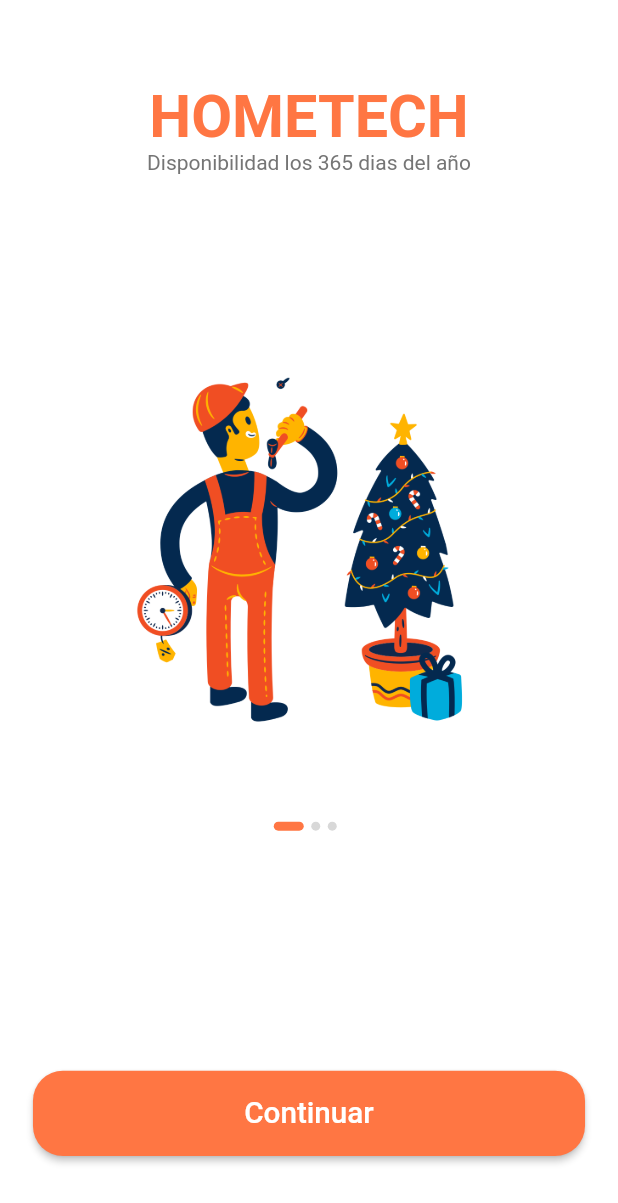
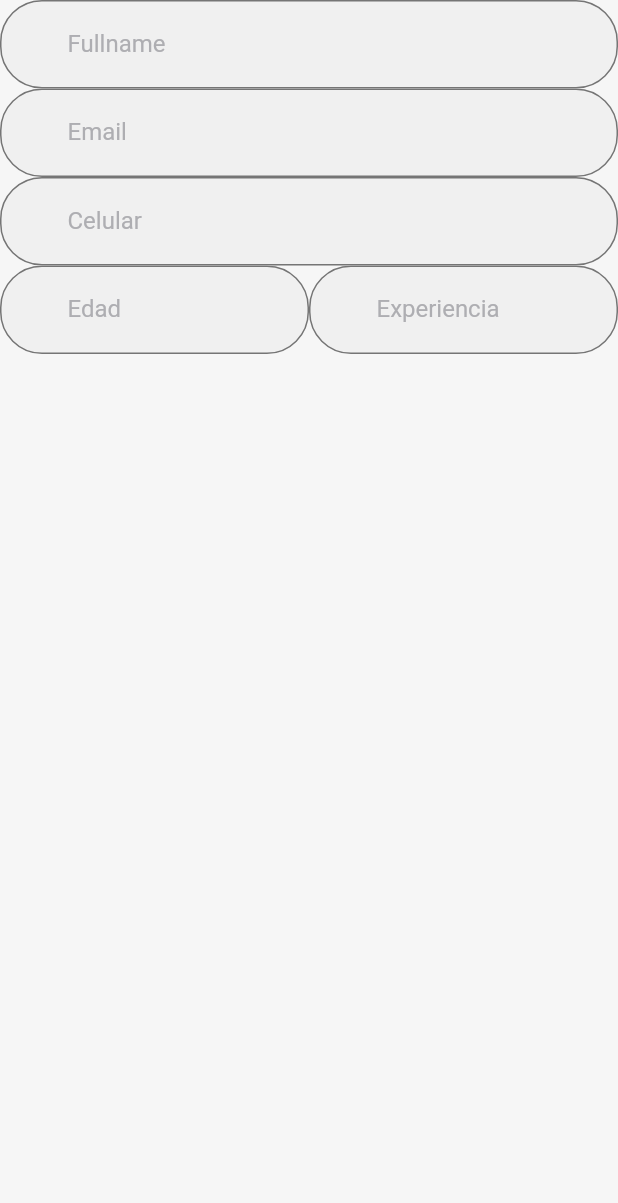
Before and after one commit to Juanesdn/HomeTechFlutterApp, a Flutter app: the screen it shows after launch, on a phone screen of 412 x 824 dp. Shown: the top 1203 px of the screen. Run offline on Flutter 3.47's test engine with Material 2 defaults, Android fonts, the phone set to English and light mode, and no system bars; our stand-ins replace table_calendar.

Commit message:
edit technician on progress

```diff
--- a/lib/routes.dart
+++ b/lib/routes.dart
@@ -3,7 +3,12 @@ import "package:flutter/widgets.dart";
 import 'screens/welcome/welcome_screen.dart';
 import 'screens/login/login_screen.dart';
 
+import 'screens/admin/welcome_admin/welcome_admin_screen.dart';
+
+import 'screens/admin/edit_technician/edit_technician_screen.dart';
+
 final Map<String, WidgetBuilder> routes = {
-  WelcomeScreen.routeName: (context) => const WelcomeScreen(),
+  // WelcomeScreen.routeName: (context) => const WelcomeScreen(),
+  WelcomeScreen.routeName: (context) => const EditTechnicianScreen(),
   LoginScreen.routeName: (context) => const LoginScreen(),
 };
--- /dev/null
+++ b/lib/screens/admin/edit_technician/edit_technician_screen.dart
@@ -0,0 +1,78 @@
+import 'package:flutter/cupertino.dart';
+import 'package:flutter/material.dart';
+import 'package:hometech_app/constants.dart';
+
+class EditTechnicianScreen extends StatefulWidget {
+  const EditTechnicianScreen({Key? key}) : super(key: key);
+
+  @override
+  _EditTechnicianScreenState createState() => _EditTechnicianScreenState();
+}
+
+class _EditTechnicianScreenState extends State<EditTechnicianScreen> {
+  @override
+  void initState() {
+    super.initState();
+    setState(() {});
+  }
+
+  defaultTextFormField(String label) => TextFormField(
+        maxLines: 1,
+        style: TextStyle(
+          foreground: null,
+          color: Color(0xFF2B2B2B),
+        ),
+        decoration: defaultInputDecoration(label),
+      );
+
+  defaultInputDecoration(String label) => InputDecoration(
+        border: OutlineInputBorder(
+          borderRadius: BorderRadius.circular(5.0),
+          borderSide: BorderSide.none,
+        ),
+        fillColor: Color(0xFFF0F0F0),
+        filled: true,
+        focusedBorder: OutlineInputBorder(
+          borderRadius: BorderRadius.circular(5.0),
+          borderSide: BorderSide(color: primaryColor),
+        ),
+        labelStyle: TextStyle(
+          color: Color(0xFFAEAEB2),
+        ),
+        labelText: label,
+      );
+
+  @override
+  Widget build(BuildContext context) {
+    return SafeArea(
+      child: Scaffold(
+        body: Container(
+          alignment: Alignment.topCenter,
+          child: DecoratedBox(
+            decoration: BoxDecoration(
+              color: Color(0xFFF6F6F6),
+            ),
+            child: Column(
+              crossAxisAlignment: CrossAxisAlignment.stretch,
+              children: <Widget>[
+                defaultTextFormField("Fullname"),
+                defaultTextFormField("Email"),
+                defaultTextFormField("Celular"),
+                Row(
+                  children: [
+                    Expanded(
+                      child: defaultTextFormField("Edad"),
+                    ),
+                    Expanded(
+                      child: defaultTextFormField("Experiencia"),
+                    ),
+                  ],
+                ),
+              ],
+            ),
+          ),
+        ),
+      ),
+    );
+  }
+}
```
Also changed, not shown: lib/screens/admin/welcome_admin/welcome_admin_screen.dart (added, +84 -0 lines), pubspec.yaml (+3 -4 lines), pubspec.lock.
